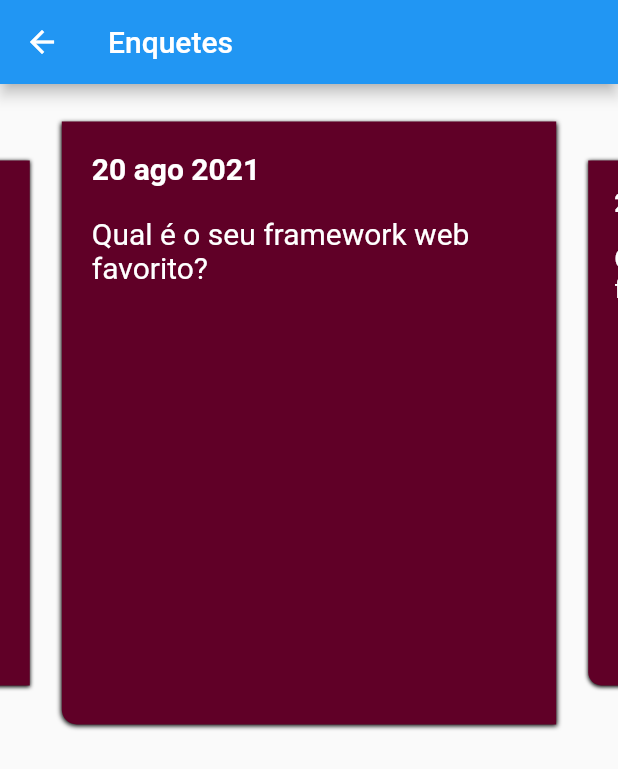
After one commit to djeisoncs/arquiteturas, a Flutter app: the SurveysPage screen opened by its route, on a phone screen of 412 x 824 dp. The commit adds this screen. Shown: the top 769 px of the screen. Run offline on Flutter 3.47's test engine with Material 2 defaults, Android fonts, the phone set to English and light mode, and no system bars; drawn by our look-alikes of carousel_slider; our stand-ins replace equatable, flutter_secure_storage, get; accounts and stored records are empty.

Commit message:
add SurveysPage

```diff
--- a/flutter/clean-architeture/architecture/lib/main/factories/pages/pages.dart
+++ b/flutter/clean-architeture/architecture/lib/main/factories/pages/pages.dart
@@ -1,3 +1,4 @@
 export './login/login.dart';
 export './signup/signup.dart';
 export './splash/splash.dart';
+export './surveys/surveys.dart';
--- /dev/null
+++ b/flutter/clean-architeture/architecture/lib/main/factories/pages/surveys/surveys.dart
@@ -0,0 +1 @@
+export './surveys_page_factory.dart';
--- /dev/null
+++ b/flutter/clean-architeture/architecture/lib/main/factories/pages/surveys/surveys_page_factory.dart
@@ -0,0 +1,6 @@
+import 'package:flutter/material.dart';
+
+import '../../../../ui/pages/pages.dart';
+import '../../factories.dart';
+
+Widget makeSurveysPage() => SurveysPage();
--- a/flutter/clean-architeture/architecture/lib/main/main.dart
+++ b/flutter/clean-architeture/architecture/lib/main/main.dart
@@ -25,7 +25,7 @@ class App extends StatelessWidget {
         GetPage(name: '/', page: makeSplashPage, transition: Transition.fade),
         GetPage(name: '/login', page: makeLoginPage, transition: Transition.fade),
         GetPage(name: '/signup', page: makeSignupPage),
-        GetPage(name: '/surveys', page: () => Scaffold(body: Text("Enquetes"),) , transition: Transition.fade)
+        GetPage(name: '/surveys', page: makeSurveysPage , transition: Transition.fade)
       ],
     );
   }
--- a/flutter/clean-architeture/architecture/lib/ui/components/app_theme.dart
+++ b/flutter/clean-architeture/architecture/lib/ui/components/app_theme.dart
@@ -4,12 +4,14 @@ ThemeData makeAppTheme() {
   final primaryColor = Color.fromRGBO(136, 14, 79, 1);
   final primaryColorDark = Color.fromRGBO(96, 0, 39, 1);
   final primaryColorLight = Color.fromRGBO(188, 71, 123, 1);
+  final secundaryColorDark = Color.fromRGBO(0, 37, 26, 1);
 
   return ThemeData(
     primaryColor: primaryColor,
     primaryColorDark: primaryColorDark,
     primaryColorLight: primaryColorLight,
     accentColor: primaryColor,
+    secondaryHeaderColor: secundaryColorDark,
     backgroundColor: Colors.white,
     textTheme: TextTheme(
       headline1: TextStyle(
--- a/flutter/clean-architeture/architecture/lib/ui/helpers/i18n/strings/pt_br.dart
+++ b/flutter/clean-architeture/architecture/lib/ui/helpers/i18n/strings/pt_br.dart
@@ -15,6 +15,7 @@ class PtBr extends Translations {
   String get login => 'Login';
   String get name => 'Nome';
   String get password => 'Senha';
+  String get surveys => 'Enquetes';
   String get wait => 'Aguarde...';
 
 }
--- a/flutter/clean-architeture/architecture/lib/ui/helpers/i18n/strings/translations.dart
+++ b/flutter/clean-architeture/architecture/lib/ui/helpers/i18n/strings/translations.dart
@@ -12,6 +12,7 @@ abstract class Translations {
   String get login;
   String get name;
   String get password;
+  String get surveys;
   String get wait;
 
   Map<String, String> toJson() => {
@@ -27,6 +28,7 @@ abstract class Translations {
     'login': login,
     'name': name,
     'password': password,
+    'surveys': surveys,
     'wait': wait,
   };
 }
--- a/flutter/clean-architeture/architecture/lib/ui/pages/pages.dart
+++ b/flutter/clean-architeture/architecture/lib/ui/pages/pages.dart
@@ -1,3 +1,4 @@
 export 'login/login.dart';
-export './signup/signup.dart';
-export './splash/splash.dart';
+export 'signup/signup.dart';
+export 'splash/splash.dart';
+export 'surveys/surveys.dart';
--- /dev/null
+++ b/flutter/clean-architeture/architecture/lib/ui/pages/surveys/components/components.dart
@@ -0,0 +1 @@
+export 'survey_itens.dart';
--- /dev/null
+++ b/flutter/clean-architeture/architecture/lib/ui/pages/surveys/components/survey_itens.dart
@@ -0,0 +1,43 @@
+
+import 'package:flutter/material.dart';
+
+class SurveyItem extends StatelessWidget {
+  @override
+  Widget build(BuildContext context) {
+    return Padding(
+      padding: EdgeInsets.symmetric(vertical: 5),
+      child: Container(
+        padding: EdgeInsets.all(20),
+        decoration: BoxDecoration(
+            color: Theme.of(context).primaryColorDark,
+            boxShadow: [
+              BoxShadow(
+                  offset: Offset(0, 1),
+                  spreadRadius: 0,
+                  blurRadius: 2,
+                  color: Colors.black),
+            ],
+            borderRadius: BorderRadius.only(bottomLeft: Radius.circular(10))),
+        child: Column(
+          crossAxisAlignment: CrossAxisAlignment.start,
+          children: [
+            Text(
+              "20 ago 2021",
+              style: TextStyle(
+                  color: Colors.white,
+                  fontSize: 20,
+                  fontWeight: FontWeight.bold),
+            ),
+            SizedBox(
+              height: 20,
+            ),
+            Text(
+              "Qual é o seu framework web favorito?",
+              style: TextStyle(color: Colors.white, fontSize: 20),
+            ),
+          ],
+        ),
+      ),
+    );
+  }
+}
--- /dev/null
+++ b/flutter/clean-architeture/architecture/lib/ui/pages/surveys/surveys.dart
@@ -0,0 +1 @@
+export 'surveys_page.dart';
--- /dev/null
+++ b/flutter/clean-architeture/architecture/lib/ui/pages/surveys/surveys_page.dart
@@ -0,0 +1,28 @@
+import 'package:carousel_slider/carousel_slider.dart';
+import 'package:flutter/material.dart';
+
+import '../../helpers/helpers.dart';
+
+import 'components/components.dart';
+
+class SurveysPage extends StatelessWidget {
+  @override
+  Widget build(BuildContext context) {
+    return Scaffold(
+      appBar: AppBar(
+        title: Text(R.strings.surveys),
+      ),
+      body: Padding(
+        padding: EdgeInsets.symmetric(vertical: 20),
+        child: CarouselSlider(
+          options: CarouselOptions(enlargeCenterPage: true, aspectRatio: 1),
+          items: [
+            SurveyItem(),
+            SurveyItem(),
+            SurveyItem(),
+          ],
+        ),
+      ),
+    );
+  }
+}
--- a/flutter/clean-architeture/architecture/pubspec.yaml
+++ b/flutter/clean-architeture/architecture/pubspec.yaml
@@ -20,6 +20,7 @@ dependencies:
   equatable:
   get:
   flutter_secure_storage:
+  carousel_slider:
 
 dev_dependencies:
   flutter_test:
```
Also changed, not shown: 1 other file.
